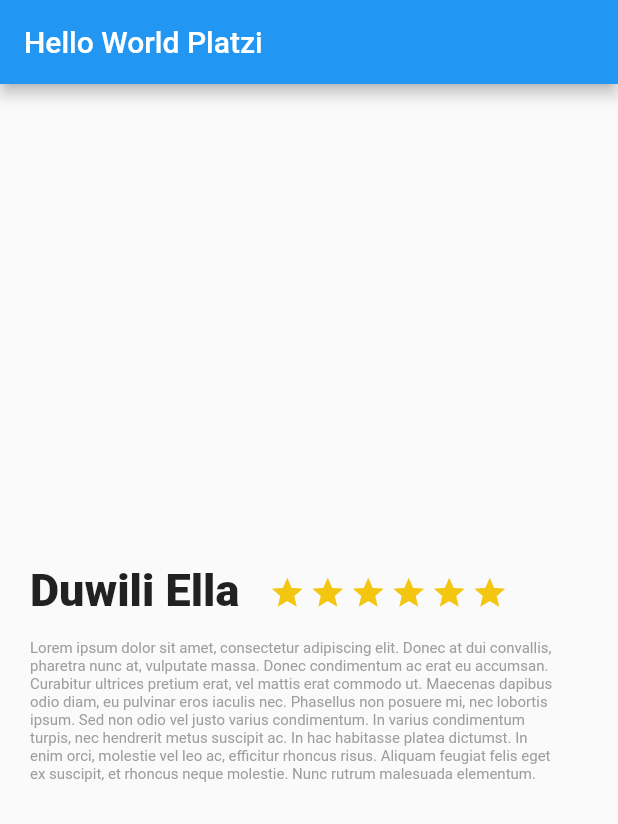
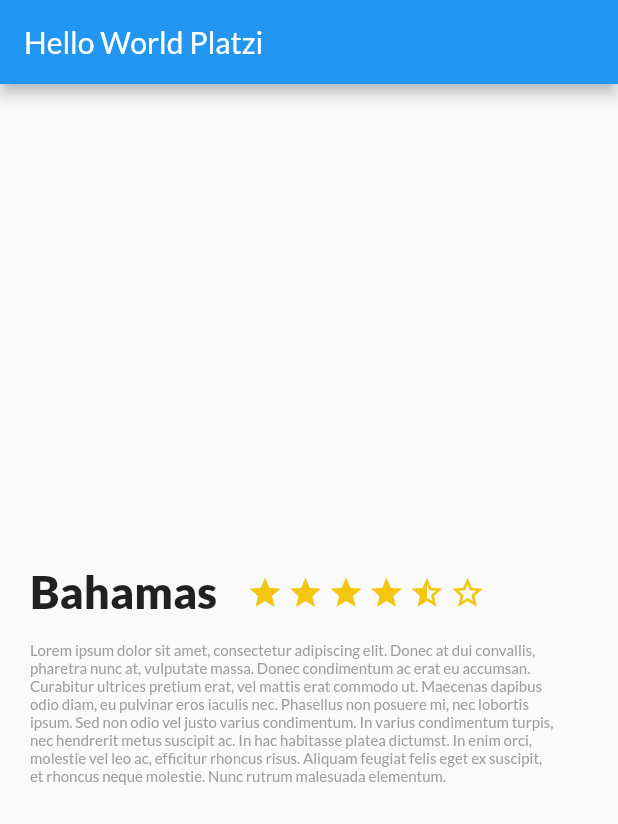
Before and after one commit to nestoredduardo/curso-flutter, a Flutter app: the screen it shows after launch, on a phone screen of 412 x 824 dp. Shown: the top 824 px of the screen. Run offline on Flutter 3.47's test engine with Material 2 defaults, Android fonts, the phone set to English and light mode, and no system bars; our stand-ins replace google_fonts.

Commit message:
Lato Font

```diff
--- a/lib/description_place.dart
+++ b/lib/description_place.dart
@@ -1,9 +1,37 @@
 import 'package:flutter/material.dart';
 
 class DescriptionPlace extends StatelessWidget{
+  String namePlace;
+  int stars;
+  String descriptionPlace;
+
+  DescriptionPlace(this.namePlace, this.stars, this.descriptionPlace);
+
   @override
   Widget build(BuildContext context) {
     //TODO: implement build
+
+    final star_half = Container(
+      margin: EdgeInsets.only(
+          top: 323,
+          right: 3
+      ),
+      child: Icon(
+        Icons.star_half,
+        color: Color(0xFFf2C611),
+      ),
+    );
+
+    final star_border = Container(
+      margin: EdgeInsets.only(
+          top: 323,
+          right: 3
+      ),
+      child: Icon(
+        Icons.star_border,
+        color: Color(0xFFf2C611),
+      ),
+    );
 
     final star = Container(
       margin: EdgeInsets.only(
@@ -22,8 +50,8 @@ class DescriptionPlace extends StatelessWidget{
         star,
         star,
         star,
-        star,
-        star,
+        star_half,
+        star_border,
       ],
     );
 
@@ -34,11 +62,11 @@ class DescriptionPlace extends StatelessWidget{
         right: 40
       ),
       child: Text(
-        "Lorem ipsum dolor sit amet, consectetur adipiscing elit. Donec at dui convallis, pharetra nunc at, vulputate massa. Donec condimentum ac erat eu accumsan. Curabitur ultrices pretium erat, vel mattis erat commodo ut. Maecenas dapibus odio diam, eu pulvinar eros iaculis nec. Phasellus non posuere mi, nec lobortis ipsum. Sed non odio vel justo varius condimentum. In varius condimentum turpis, nec hendrerit metus suscipit ac. In hac habitasse platea dictumst. In enim orci, molestie vel leo ac, efficitur rhoncus risus. Aliquam feugiat felis eget ex suscipit, et rhoncus neque molestie. Nunc rutrum malesuada elementum.",
-            style: TextStyle(
-              fontSize: 10,
-              color: Colors.grey
-            ),
+        descriptionPlace,
+        style: TextStyle(
+          fontSize: 10,
+          color: Colors.grey
+        ),
         textAlign: TextAlign.left,
       ),
     );
@@ -50,7 +78,7 @@ class DescriptionPlace extends StatelessWidget{
           right: 20
       ),
       child: Text(
-        "Duwili Ella",
+        namePlace,
         style: TextStyle(
             fontSize: 30,
             fontWeight: FontWeight.w900
--- a/lib/main.dart
+++ b/lib/main.dart
@@ -1,12 +1,16 @@
 import 'package:flutter/material.dart';
+import 'package:google_fonts/google_fonts.dart';
+
 import 'description_place.dart';
 
 void main() {
-  runApp(const MyApp());
+  runApp(MyApp());
 }
 
 class MyApp extends StatelessWidget {
-  const MyApp({Key? key}) : super(key: key);
+  MyApp({Key? key}) : super(key: key);
+
+  String descriptionText = "Lorem ipsum dolor sit amet, consectetur adipiscing elit. Donec at dui convallis, pharetra nunc at, vulputate massa. Donec condimentum ac erat eu accumsan. Curabitur ultrices pretium erat, vel mattis erat commodo ut. Maecenas dapibus odio diam, eu pulvinar eros iaculis nec. Phasellus non posuere mi, nec lobortis ipsum. Sed non odio vel justo varius condimentum. In varius condimentum turpis, nec hendrerit metus suscipit ac. In hac habitasse platea dictumst. In enim orci, molestie vel leo ac, efficitur rhoncus risus. Aliquam feugiat felis eget ex suscipit, et rhoncus neque molestie. Nunc rutrum malesuada elementum.";
 
   // This widget is the root of your application.
   @override
@@ -14,6 +18,9 @@ class MyApp extends StatelessWidget {
     return MaterialApp(
       title: 'Flutter Demo',
       theme: ThemeData(
+        textTheme: GoogleFonts.latoTextTheme(
+          Theme.of(context).textTheme,
+        ),
         // This is the theme of your application.
         //
         // Try running your application with "flutter run". You'll see the
@@ -29,7 +36,7 @@ class MyApp extends StatelessWidget {
         appBar: AppBar(
           title: Text("Hello World Platzi"),
         ),
-        body: DescriptionPlace()
+        body: DescriptionPlace("Bahamas", 4, descriptionText)
       )
       //const MyHomePage(title: 'Flutter Demo Home Page'),
     );
--- a/pubspec.yaml
+++ b/pubspec.yaml
@@ -34,6 +34,7 @@ dependencies:
   # The following adds the Cupertino Icons font to your application.
   # Use with the CupertinoIcons class for iOS style icons.
   cupertino_icons: ^1.0.2
+  google_fonts: ^2.1.0
 
 dev_dependencies:
   flutter_test:
```
Also changed, not shown: pubspec.lock.
